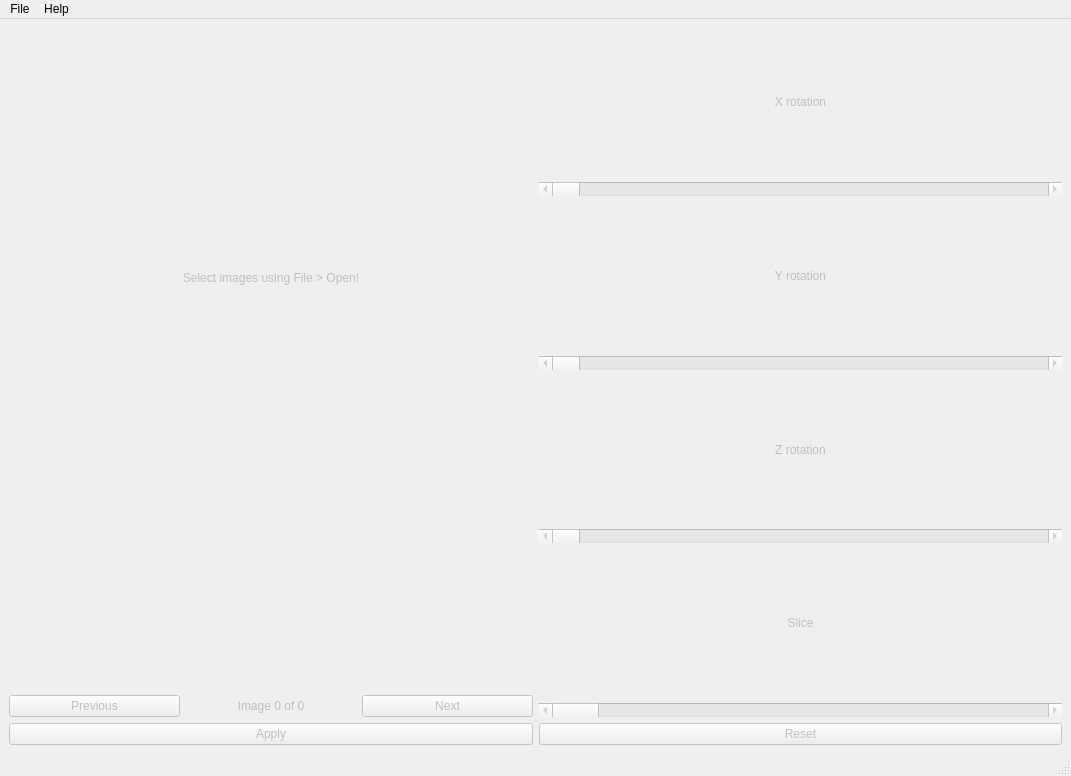
Qt form src/GUI/main.ui (NIRALUser/NeuroRuler) before a commit.
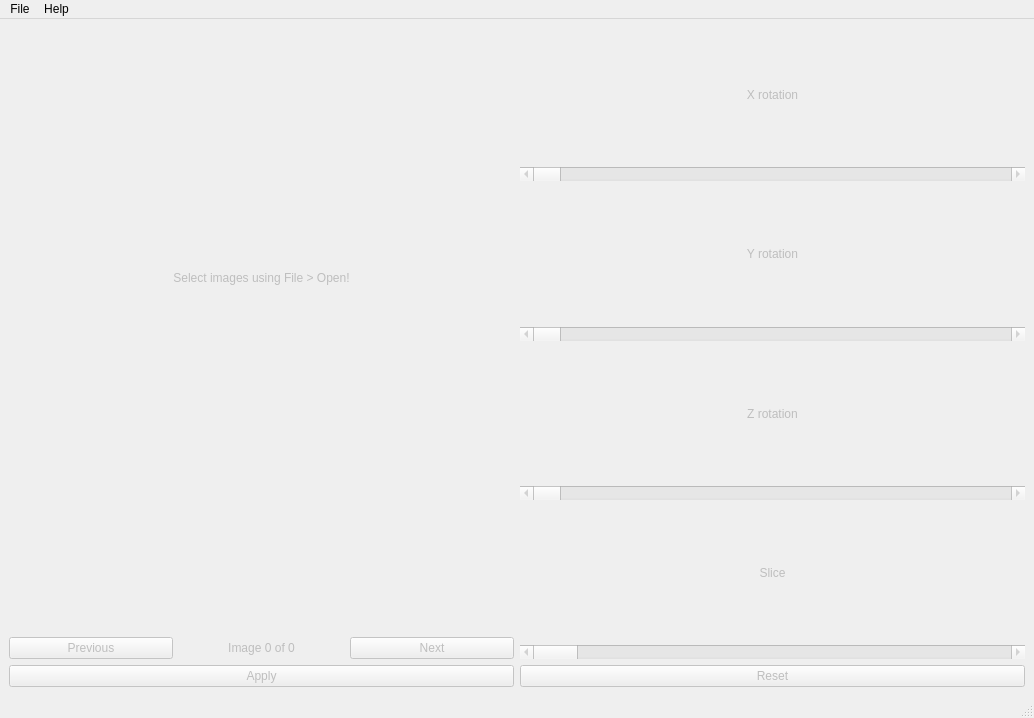
The same form after that commit.

Commit message: Circumference window displays contour. Menu bar bugged.

What changed in the file:
```diff
--- a/src/GUI/main.ui
+++ b/src/GUI/main.ui
@@ -6,8 +6,8 @@
    <rect>
     <x>0</x>
     <y>0</y>
-    <width>1071</width>
-    <height>776</height>
+    <width>1034</width>
+    <height>718</height>
    </rect>
   </property>
   <property name="windowTitle">
@@ -253,7 +253,7 @@
     <rect>
      <x>0</x>
      <y>0</y>
-     <width>1071</width>
+     <width>1034</width>
      <height>24</height>
     </rect>
    </property>
```
Left out of the diff: 10 changed lines with no effect on the pictures. The commit also changes 7 other files.
